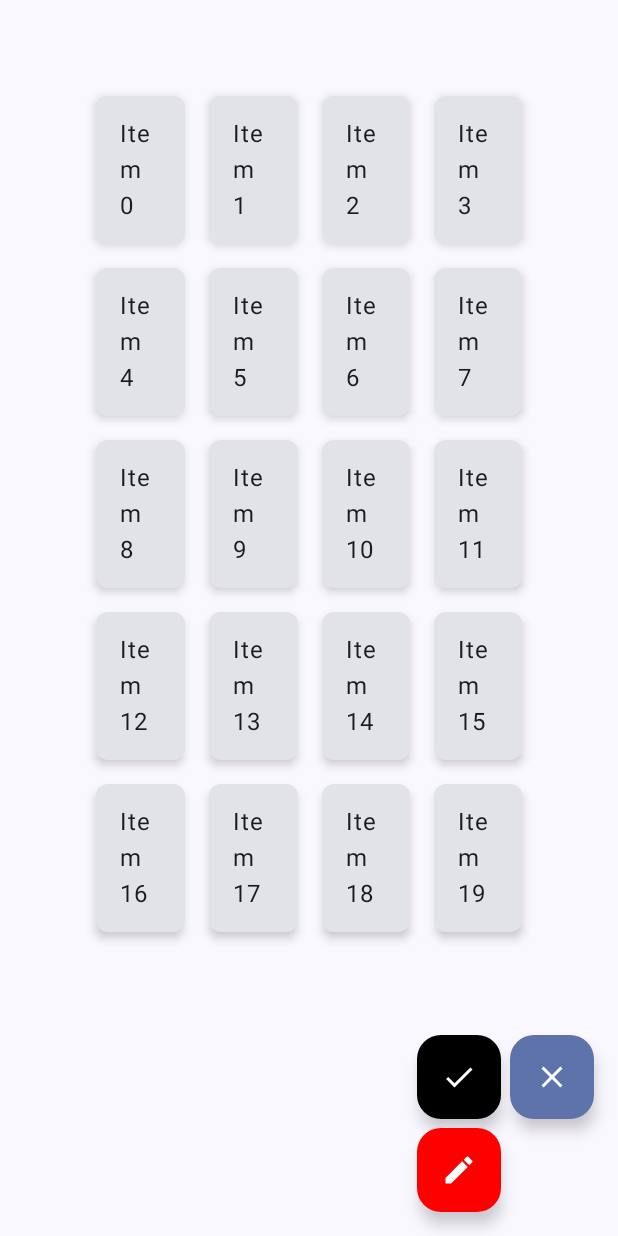
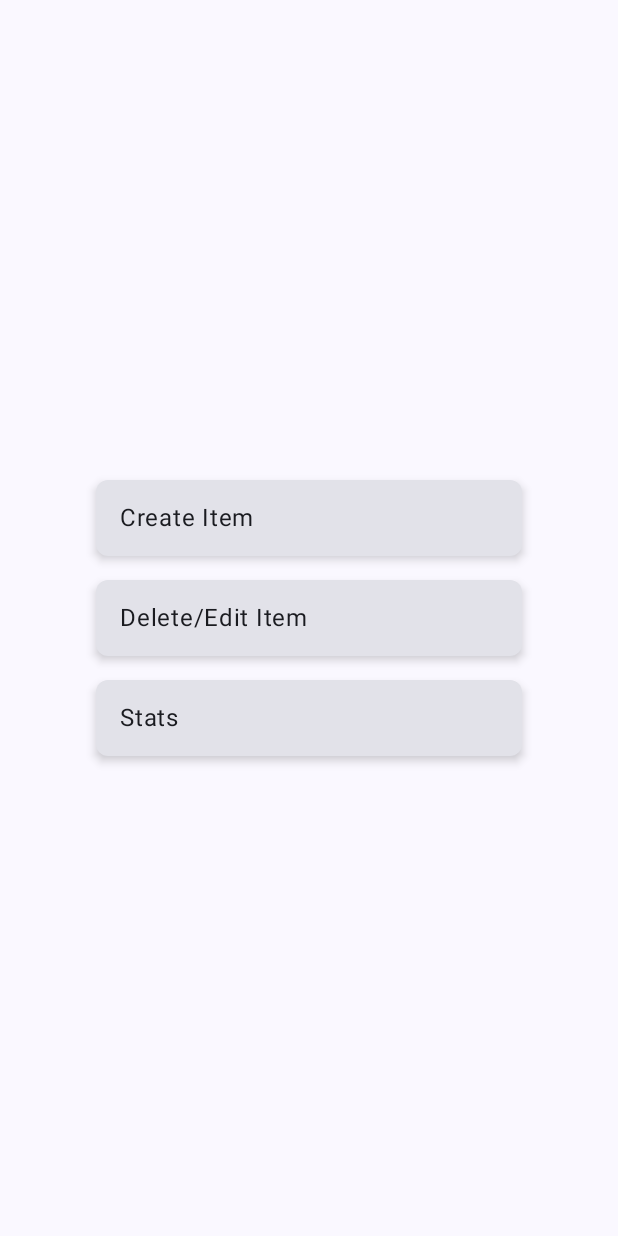
Before and after one commit to CR7sewey/ToBeDefined, an Android app built with Jetpack Compose: the DashboardUI screen opened through its navigation route, on a phone screen of 412 x 824 dp. Run offline under Robolectric (Android 15) with nearby library versions, the phone set to English and light mode, and no system bars.

Commit message:
Dashboard beginning layout

```diff
--- a/app/src/main/java/com/example/tobedefined/Dashboard/DashboardUI.kt
+++ b/app/src/main/java/com/example/tobedefined/Dashboard/DashboardUI.kt
@@ -1,42 +1,75 @@
 package com.example.tobedefined.Dashboard
 
+import androidx.compose.foundation.Image
+import androidx.compose.foundation.layout.Box
+import androidx.compose.foundation.layout.Column
 import androidx.compose.foundation.layout.fillMaxSize
 import androidx.compose.foundation.layout.padding
+import androidx.compose.foundation.layout.size
+import androidx.compose.foundation.layout.width
 import androidx.compose.foundation.lazy.grid.LazyVerticalGrid
+import androidx.compose.foundation.lazy.grid.items
 import androidx.compose.material3.Text
 import androidx.compose.runtime.Composable
+import androidx.compose.ui.Alignment
 import androidx.compose.ui.Modifier
 import androidx.compose.ui.unit.dp
+import com.example.tobedefined.itemsL
 
 @Composable
 fun DashboardUI(modifier: Modifier = Modifier) {
     GridContent()
 }
 
+data class TempItem(
+    val id: Int,
+    val name: String,
+    val imageUrl: Int
+)
+
+
+
 @Composable
 fun GridContent(modifier: Modifier = Modifier) {
 
+    Box(
+        modifier = Modifier.fillMaxSize(),
+        contentAlignment = Alignment.Center
+    ) {
         LazyVerticalGrid(
-        modifier = modifier,
-        columns = androidx.compose.foundation.lazy.grid.GridCells.Fixed(4),
+            modifier = modifier.width(520.dp),
+            columns = androidx.compose.foundation.lazy.grid.GridCells.Fixed(1),
             contentPadding = androidx.compose.foundation.layout.PaddingValues(64.dp),
             horizontalArrangement = androidx.compose.foundation.layout.Arrangement.spacedBy(16.dp),
             verticalArrangement = androidx.compose.foundation.layout.Arrangement.spacedBy(16.dp)
         ) {
-        items(20) { index ->
+            items(itemsL) { index ->
                 androidx.compose.material3.Card(
                     modifier = Modifier.fillMaxSize(),
                     shape = androidx.compose.foundation.shape.RoundedCornerShape(8.dp),
                     elevation = androidx.compose.material3.CardDefaults.cardElevation(4.dp)
                 ) {
+                    Column {
+                       /* Image(
+                            painter = androidx.compose.ui.res.painterResource(id = index.imageUrl),
+                            contentDescription = "Item Icon",
+                            modifier = Modifier
+                                .size(160.dp)
+                                .padding(16.dp),
+                            alignment = Alignment.Center,
+                            contentScale = androidx.compose.ui.layout.ContentScale.Crop
+                        )*/
+                        // Display the index or name of the item
                         Text(
-                    text = "Item $index",
-                    modifier = Modifier.padding(16.dp),
-                    style = androidx.compose.material3.MaterialTheme.typography.bodyLarge
+                            text = index.name,
+                            modifier = Modifier.padding(16.dp).align(Alignment.CenterHorizontally),
+                            style = androidx.compose.material3.MaterialTheme.typography.bodyLarge,
                         )
+
+                    }
                 }
             }
 
         }
-
     }
+}
--- a/app/src/main/java/com/example/tobedefined/MainActivity.kt
+++ b/app/src/main/java/com/example/tobedefined/MainActivity.kt
@@ -49,9 +49,9 @@ class MainActivity : ComponentActivity() {
                     floatingActionButton = {
                         Log.d("Route", navController.currentBackStackEntry?.destination?.route.toString())
                         Log.d("Route", NavigationClasses.NavigationRoutes.Login.nroute)
-                        if (currentRoute != NavigationClasses.NavigationRoutes.Login.nroute)
-
-                            FloatingButtonClean(productVM, navController)
+                        if (currentRoute == NavigationClasses.NavigationRoutes.Login.nroute || currentRoute == NavigationClasses.NavigationRoutes.Dashboard.nroute)
+                            return@Scaffold
+                        FloatingButtonClean(productVM, navController)
 
                     }
 
--- a/app/src/main/java/com/example/tobedefined/Navigation.kt
+++ b/app/src/main/java/com/example/tobedefined/Navigation.kt
@@ -9,6 +9,7 @@ import androidx.navigation.compose.composable
 import androidx.navigation.compose.rememberNavController
 import androidx.navigation.createGraph
 import com.example.tobedefined.Dashboard.DashboardUI
+import com.example.tobedefined.Dashboard.TempItem
 import com.example.tobedefined.Login.LoginUI
 import com.example.tobedefined.ProductsList.ProductsListUI
 import com.example.tobedefined.ProductsList.ProductsListVM
@@ -77,3 +78,9 @@ val productSeed: List<Product> = listOf(
     Product(id = 9, name = "Bifana", category = Category.Comida, price = 2.5),
     Product(id = 10, name = "Pão Chouriço", category = Category.Comida, price = 2.5)
 )
+
+val itemsL = listOf<TempItem>(
+    TempItem(1, "Create Item", R.drawable.cocacola),
+    TempItem(2, "Delete/Edit Item", R.drawable.hotdog),
+    TempItem(3, "Stats", R.drawable.hotdog),
+)
```
Lines whose indentation alone changed are shown as unchanged.
